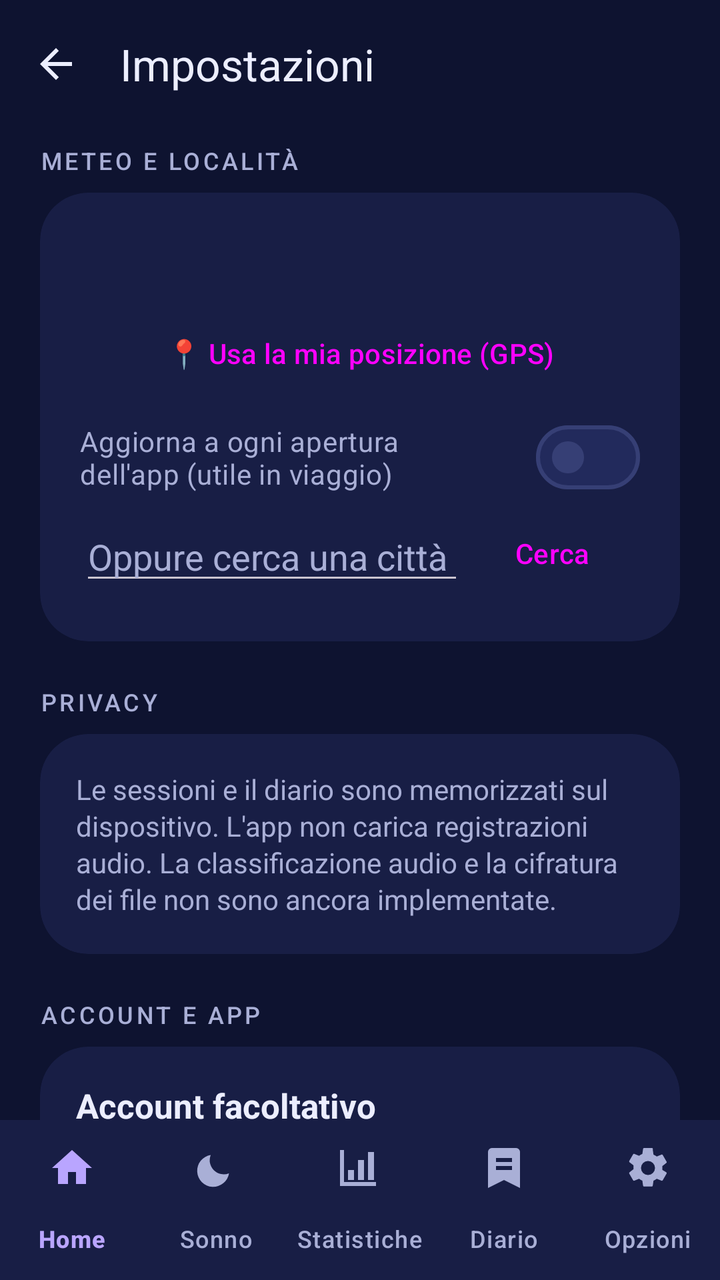
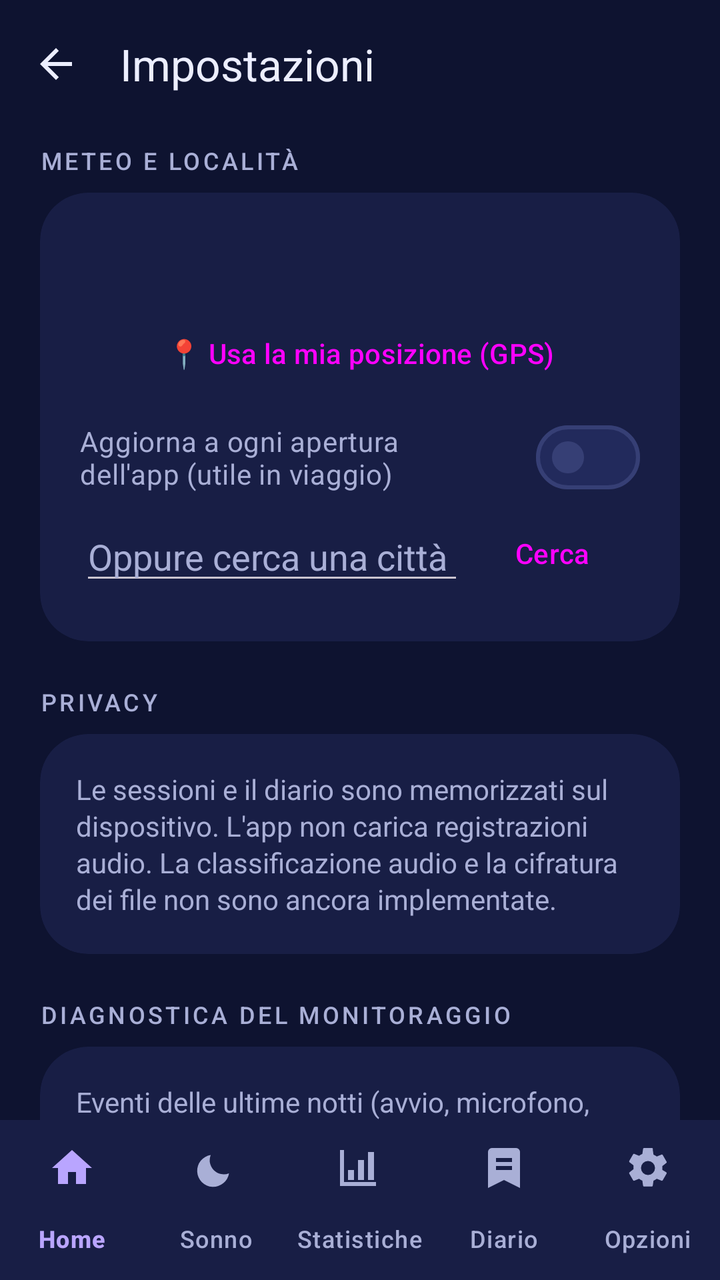

An Android layout rendered at two revisions. The XML below is the earlier revision; the diff shows what the commit changed to produce the second picture.
<!-- AndroidManifest.xml: application theme Theme.Svegliami -->
<!-- res/layout/activity_settings.xml -->
<?xml version="1.0" encoding="utf-8"?>
<LinearLayout xmlns:android="http://schemas.android.com/apk/res/android"
    xmlns:app="http://schemas.android.com/apk/res-auto"
    android:layout_width="match_parent"
    android:layout_height="match_parent"
    android:background="@color/night_bg"
    android:orientation="vertical">

    <com.google.android.material.appbar.MaterialToolbar
        android:id="@+id/toolbar"
        android:layout_width="match_parent"
        android:layout_height="?attr/actionBarSize"
        app:navigationIcon="@drawable/ic_arrow_back"
        app:title="Impostazioni"
        app:titleTextColor="@color/on_surface" />

    <androidx.core.widget.NestedScrollView
        android:layout_width="match_parent"
        android:layout_height="0dp"
        android:layout_weight="1"
        android:clipToPadding="false"
        android:paddingBottom="16dp">

        <LinearLayout
            android:layout_width="match_parent"
            android:layout_height="wrap_content"
            android:orientation="vertical"
            android:paddingStart="20dp"
            android:paddingTop="8dp"
            android:paddingEnd="20dp">

            <TextView style="@style/Svegliami.Overline" android:layout_width="wrap_content" android:layout_height="wrap_content" android:text="METEO E LOCALITÀ" />
            <com.google.android.material.card.MaterialCardView
                android:layout_width="match_parent"
                android:layout_height="wrap_content"
                android:layout_marginTop="8dp"
                app:cardCornerRadius="24dp">

                <LinearLayout
                    android:layout_width="match_parent"
                    android:layout_height="wrap_content"
                    android:orientation="vertical"
                    android:padding="20dp">

                    <TextView
                        android:id="@+id/tvPlace"
                        android:layout_width="wrap_content"
                        android:layout_height="wrap_content"
                        android:textColor="@color/on_surface"
                        android:textSize="18sp" />

                    <Button
                        android:id="@+id/btnGps"
                        style="@style/Widget.Material3.Button.TonalButton"
                        android:layout_width="match_parent"
                        android:layout_height="wrap_content"
                        android:layout_marginTop="12dp"
                        android:text="📍 Usa la mia posizione (GPS)" />

                    <com.google.android.material.materialswitch.MaterialSwitch
                        android:id="@+id/swAutoLoc"
                        android:layout_width="match_parent"
                        android:layout_height="wrap_content"
                        android:layout_marginTop="4dp"
                        android:text="Aggiorna a ogni apertura dell'app (utile in viaggio)"
                        android:textColor="@color/on_surface_variant" />

                    <LinearLayout
                        android:layout_width="match_parent"
                        android:layout_height="wrap_content"
                        android:gravity="center_vertical"
                        android:orientation="horizontal">

                        <EditText
                            android:id="@+id/etCity"
                            android:layout_width="0dp"
                            android:layout_height="wrap_content"
                            android:layout_weight="1"
                            android:hint="Oppure cerca una città"
                            android:inputType="textCapWords"
                            android:textColor="@color/on_surface"
                            android:textColorHint="@color/on_surface_variant" />

                        <Button
                            android:id="@+id/btnSearch"
                            style="@style/Widget.Material3.Button.TextButton"
                            android:layout_width="wrap_content"
                            android:layout_height="wrap_content"
                            android:text="Cerca" />
                    </LinearLayout>
                </LinearLayout>
            </com.google.android.material.card.MaterialCardView>

            <TextView style="@style/Svegliami.Overline" android:layout_width="wrap_content" android:layout_height="wrap_content" android:layout_marginTop="22dp" android:text="PRIVACY" />
            <com.google.android.material.card.MaterialCardView android:layout_width="match_parent" android:layout_height="wrap_content" android:layout_marginTop="8dp" app:cardCornerRadius="24dp">
                <TextView style="@style/Svegliami.Body" android:layout_width="match_parent" android:layout_height="wrap_content" android:padding="18dp" android:text="Le sessioni e il diario sono memorizzati sul dispositivo. L'app non carica registrazioni audio. La classificazione audio e la cifratura dei file non sono ancora implementate." />
            </com.google.android.material.card.MaterialCardView>

            <TextView style="@style/Svegliami.Overline" android:layout_width="wrap_content" android:layout_height="wrap_content" android:layout_marginTop="22dp" android:text="ACCOUNT E APP" />
            <com.google.android.material.card.MaterialCardView android:layout_width="match_parent" android:layout_height="wrap_content" android:layout_marginTop="8dp" app:cardCornerRadius="24dp">
                <LinearLayout android:layout_width="match_parent" android:layout_height="wrap_content" android:orientation="vertical" android:padding="18dp">
                    <TextView android:layout_width="match_parent" android:layout_height="wrap_content" android:text="Account facoltativo" android:textColor="@color/on_surface" android:textSize="17sp" android:textStyle="bold" />
                    <TextView style="@style/Svegliami.Body" android:layout_width="match_parent" android:layout_height="wrap_content" android:layout_marginTop="4dp" android:text="Accesso e sincronizzazione non sono ancora disponibili. Svegliami continua a funzionare localmente." />
                    <TextView android:id="@+id/tvSettingsVersion" style="@style/Svegliami.Body" android:layout_width="match_parent" android:layout_height="wrap_content" android:layout_marginTop="12dp" />
                </LinearLayout>
            </com.google.android.material.card.MaterialCardView>
        </LinearLayout>
    </androidx.core.widget.NestedScrollView>

    <com.google.android.material.bottomnavigation.BottomNavigationView
        android:id="@+id/bottomNavigation"
        android:layout_width="match_parent"
        android:layout_height="wrap_content"
        android:backgroundTint="@color/surface"
        app:itemIconTint="@color/nav_item_tint"
        app:itemTextColor="@color/nav_item_tint"
        app:labelVisibilityMode="labeled"
        app:menu="@menu/menu_bottom_nav" />
</LinearLayout>
<!-- resources referenced by this layout -->
<resources>
  <color name="night_bg">#0E1330</color>
  <color name="on_surface">#ECEEFF</color>
  <color name="on_surface_variant">#A9AFD6</color>
  <color name="surface">#181E45</color>
  <!-- drawable ic_arrow_back (drawable) -->
  <vector xmlns:android="http://schemas.android.com/apk/res/android"
      android:width="24dp" android:height="24dp" android:viewportWidth="24" android:viewportHeight="24"
      android:autoMirrored="true">
      <path android:fillColor="#FFECEEFF" android:pathData="M20,11H7.83l5.59,-5.59L12,4l-8,8 8,8 1.41,-1.41L7.83,13H20v-2z" />
  </vector>
  <style name="Svegliami.Body" parent="">
          <item name="android:textSize">14sp</item>
          <item name="android:textColor">@color/on_surface_variant</item>
          <item name="android:lineSpacingExtra">2dp</item>
      </style>
  <style name="Svegliami.Overline" parent="">
          <item name="android:textSize">12sp</item>
          <item name="android:letterSpacing">0.12</item>
          <item name="android:textAllCaps">true</item>
          <item name="android:fontFamily">sans-serif-medium</item>
          <item name="android:textColor">@color/on_surface_variant</item>
      </style>
  <style name="Theme.Svegliami" parent="Base.Theme.Svegliami" />
  <color name="primary">#FFB86B</color>
  <color name="on_primary">#3A2000</color>
  <color name="primary_container">#4F3414</color>
  <color name="on_primary_container">#FFDDB8</color>
  <color name="secondary">#8AB4FF</color>
  <color name="on_secondary">#00224D</color>
  <color name="secondary_container">#1F3A66</color>
  <color name="on_secondary_container">#D6E3FF</color>
  <color name="tertiary">#B9A5FF</color>
  <color name="on_tertiary">#20125A</color>
  <color name="tertiary_container">#33296B</color>
  <color name="on_tertiary_container">#E8DEFF</color>
  <color name="error">#FF8A80</color>
  <color name="error_container">#4A1F2B</color>
  <color name="on_error_container">#FFDAD6</color>
  <color name="surface_high">#222A5C</color>
  <color name="outline">#363F75</color>
  <style name="Svegliami.Card" parent="Widget.Material3.CardView.Filled">
          <item name="cardBackgroundColor">@color/surface</item>
          <item name="cardCornerRadius">24dp</item>
          <item name="cardElevation">0dp</item>
          <item name="strokeWidth">0dp</item>
      </style>
  <!-- unchanged entries left out for length: 1 -->
</resources>

<!-- the commit's change to res/layout/activity_settings.xml (unified diff, before → after) -->
@@ -96,6 +96,15 @@
                 <TextView style="@style/Svegliami.Body" android:layout_width="match_parent" android:layout_height="wrap_content" android:padding="18dp" android:text="Le sessioni e il diario sono memorizzati sul dispositivo. L'app non carica registrazioni audio. La classificazione audio e la cifratura dei file non sono ancora implementate." />
             </com.google.android.material.card.MaterialCardView>
 
+            <TextView style="@style/Svegliami.Overline" android:layout_width="wrap_content" android:layout_height="wrap_content" android:layout_marginTop="22dp" android:text="DIAGNOSTICA DEL MONITORAGGIO" />
+            <com.google.android.material.card.MaterialCardView android:layout_width="match_parent" android:layout_height="wrap_content" android:layout_marginTop="8dp" app:cardCornerRadius="24dp">
+                <LinearLayout android:layout_width="match_parent" android:layout_height="wrap_content" android:orientation="vertical" android:padding="18dp">
+                    <TextView style="@style/Svegliami.Body" android:layout_width="match_parent" android:layout_height="wrap_content" android:text="Eventi delle ultime notti (avvio, microfono, chiusure, errori). Restano sul telefono: utili se il monitoraggio si ferma da solo." />
+                    <TextView android:id="@+id/tvSleepLog" android:layout_width="match_parent" android:layout_height="wrap_content" android:layout_marginTop="10dp" android:fontFamily="monospace" android:textColor="@color/on_surface" android:textIsSelectable="true" android:textSize="11sp" />
+                    <Button android:id="@+id/btnClearLog" style="@style/Widget.Material3.Button.TextButton" android:layout_width="wrap_content" android:layout_height="wrap_content" android:layout_gravity="end" android:text="Svuota" />
+                </LinearLayout>
+            </com.google.android.material.card.MaterialCardView>
+
             <TextView style="@style/Svegliami.Overline" android:layout_width="wrap_content" android:layout_height="wrap_content" android:layout_marginTop="22dp" android:text="ACCOUNT E APP" />
             <com.google.android.material.card.MaterialCardView android:layout_width="match_parent" android:layout_height="wrap_content" android:layout_marginTop="8dp" app:cardCornerRadius="24dp">
                 <LinearLayout android:layout_width="match_parent" android:layout_height="wrap_content" android:orientation="vertical" android:padding="18dp">
